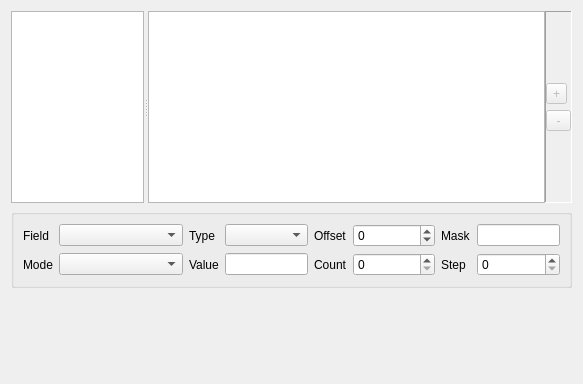
Before: the Qt Designer form client/variablefieldswidget.ui in pstavirs/ostinato, drawn with Qt 5.
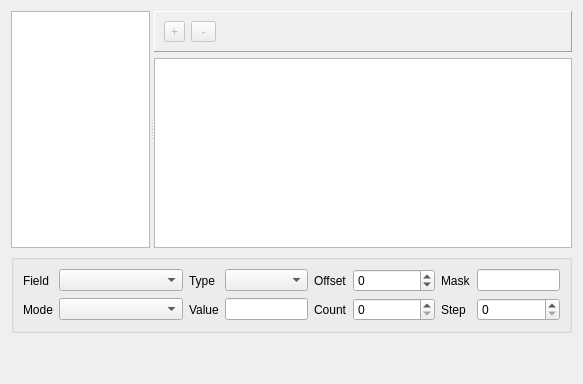
After: the same form once the commit is applied. Icons and pictures are not drawn.

Commit message:
Improve UX for variable fields configuration
* Redesign the toolbar buttons to be similar to port stats
* Show protocols with variable fields in bold
* Variable field list will always have a 'current', if not empty
* Adding a new variable field makes it 'current' for immediate edit
* Each protocol remembers its 'current' variable field

Also renamed UserRole to a more widget specific enum

What changed in the file:
```diff
--- a/client/variablefieldswidget.ui
+++ b/client/variablefieldswidget.ui
@@ -12,12 +12,10 @@
   <property name="windowTitle" >
    <string>Form</string>
   </property>
-  <layout class="QVBoxLayout" >
-   <item>
-    <layout class="QHBoxLayout" >
-     <property name="spacing" >
-      <number>0</number>
-     </property>
+  <property name="autoFillBackground" >
+   <bool>true</bool>
+  </property>
+  <layout class="QVBoxLayout" name="verticalLayout_2" >
      <item>
       <widget class="QSplitter" name="splitter" >
        <property name="orientation" >
@@ -34,50 +32,26 @@
          </sizepolicy>
         </property>
        </widget>
-       <widget class="QListWidget" name="variableFieldList" >
+     <widget class="QWidget" name="widget" native="true" >
         <property name="sizePolicy" >
-         <sizepolicy vsizetype="Expanding" hsizetype="Expanding" >
+       <sizepolicy hsizetype="Preferred" vsizetype="Preferred" >
           <horstretch>6</horstretch>
           <verstretch>0</verstretch>
          </sizepolicy>
         </property>
-       </widget>
-      </widget>
-     </item>
+      <layout class="QVBoxLayout" name="verticalLayout" >
+       <property name="margin" >
+        <number>0</number>
+       </property>
      <item>
       <widget class="QFrame" name="frame" >
        <property name="frameShape" >
         <enum>QFrame::Panel</enum>
        </property>
        <property name="frameShadow" >
-        <enum>QFrame::Sunken</enum>
-       </property>
-       <layout class="QVBoxLayout" >
-        <property name="leftMargin" >
-         <number>0</number>
-        </property>
-        <property name="topMargin" >
-         <number>0</number>
-        </property>
-        <property name="rightMargin" >
-         <number>0</number>
-        </property>
-        <property name="bottomMargin" >
-         <number>0</number>
-        </property>
-        <item>
-         <spacer>
-          <property name="orientation" >
-           <enum>Qt::Vertical</enum>
-          </property>
-          <property name="sizeHint" >
-           <size>
-            <width>20</width>
-            <height>40</height>
-           </size>
-          </property>
-         </spacer>
-        </item>
+          <enum>QFrame::Raised</enum>
+         </property>
+         <layout class="QHBoxLayout" name="horizontalLayout" >
         <item>
          <widget class="QToolButton" name="addButton" >
           <property name="enabled" >
@@ -99,14 +73,14 @@
          </widget>
         </item>
         <item>
-         <spacer>
+           <spacer name="horizontalSpacer" >
           <property name="orientation" >
-           <enum>Qt::Vertical</enum>
-          </property>
-          <property name="sizeHint" >
+             <enum>Qt::Horizontal</enum>
+            </property>
+            <property name="sizeHint" stdset="0" >
            <size>
-            <width>20</width>
-            <height>40</height>
+              <width>40</width>
+              <height>20</height>
            </size>
           </property>
          </spacer>
@@ -114,7 +88,12 @@
        </layout>
       </widget>
      </item>
-    </layout>
+       <item>
+        <widget class="QListWidget" name="variableFieldList" />
+       </item>
+      </layout>
+     </widget>
+    </widget>
    </item>
    <item>
     <widget class="QGroupBox" name="attribGroup" >
@@ -263,7 +242,7 @@
      <property name="orientation" >
       <enum>Qt::Vertical</enum>
      </property>
-     <property name="sizeHint" >
+     <property name="sizeHint" stdset="0" >
       <size>
        <width>561</width>
        <height>41</height>
```
Left out of the diff: 35 changed lines with no effect on the pictures. Lines whose indentation alone changed are shown as unchanged. The commit also changes 4 other files.
